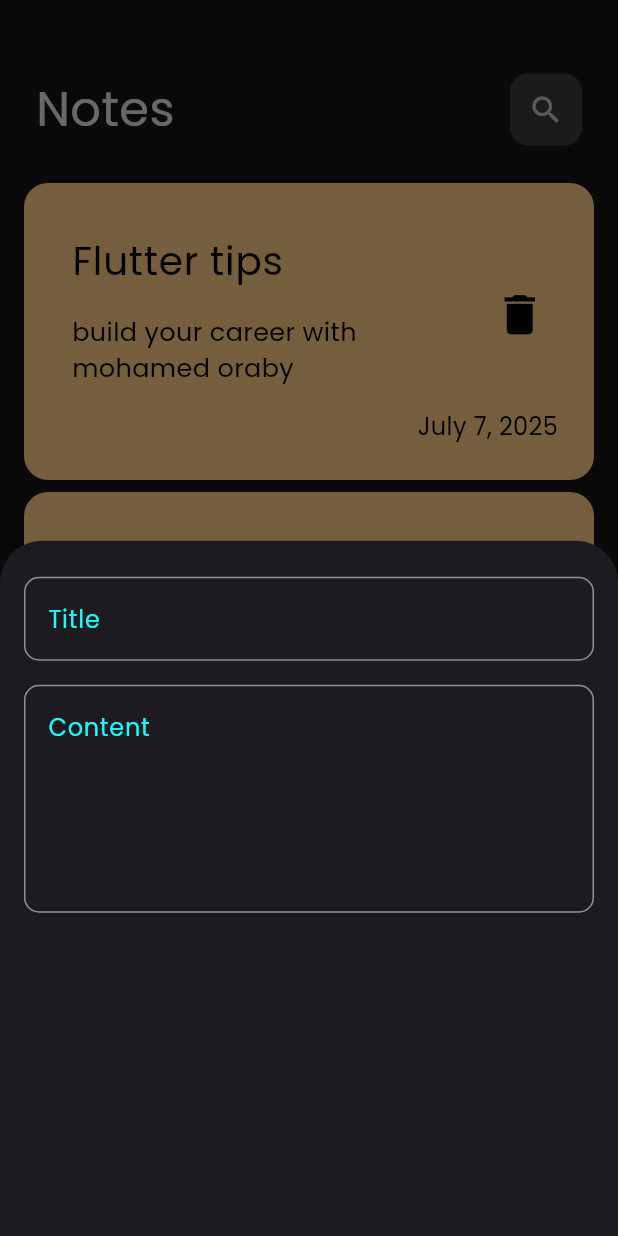
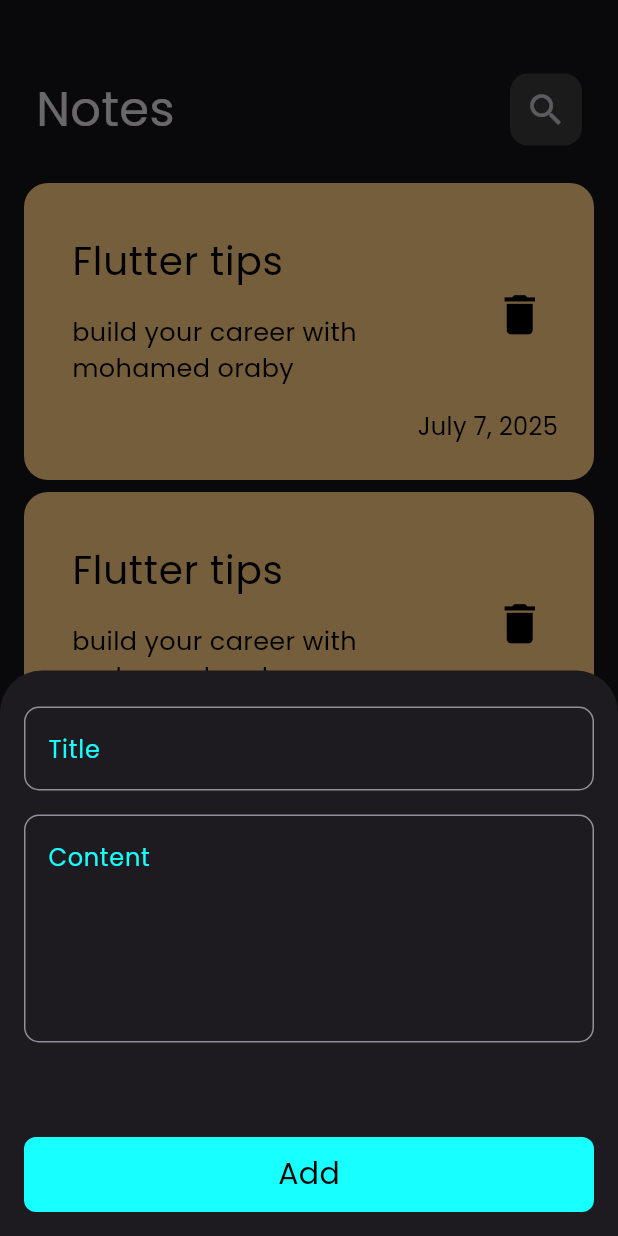
Before and after one commit to mohamed-oraby10/notes_app, a Flutter app: the screen it shows after launch, after a tap on the "add" icon, on a phone screen of 412 x 824 dp. Run offline on Flutter 3.47's test engine with Material 3 defaults, Android fonts, the phone set to English and light mode, and no system bars.

Commit message:
add note button

```diff
--- /dev/null
+++ b/lib/constants.dart
@@ -0,0 +1,3 @@
+import 'package:flutter/material.dart';
+
+const kMainColor = Colors.cyanAccent;
--- a/lib/views/notes_view.dart
+++ b/lib/views/notes_view.dart
@@ -1,4 +1,5 @@
 import 'package:flutter/material.dart';
+import 'package:notes_app/constants.dart';
 import 'package:notes_app/widgets/add_note_sheet.dart';
 import 'package:notes_app/widgets/notes_app_body.dart';
 
@@ -18,7 +19,7 @@ class NotesView extends StatelessWidget {
             },
           );
         },
-        backgroundColor: Colors.cyanAccent,
+        backgroundColor: kMainColor,
         shape: RoundedRectangleBorder(borderRadius: BorderRadius.circular(30)),
         child: Icon(Icons.add, color: Colors.black),
       ),
--- a/lib/widgets/add_note_sheet.dart
+++ b/lib/widgets/add_note_sheet.dart
@@ -1,5 +1,6 @@
 import 'package:flutter/material.dart';
 import 'package:notes_app/widgets/add_text_field.dart';
+import 'package:notes_app/widgets/sheet_button.dart';
 
 class AddNoteSheet extends StatelessWidget {
   const AddNoteSheet({super.key});
@@ -8,11 +9,15 @@ class AddNoteSheet extends StatelessWidget {
   Widget build(BuildContext context) {
     return Container(
       padding: EdgeInsets.all(16),
-      child: Column(
-        children: [
-          AddTextField(hint: "Title",),
-          AddTextField(hint: "Content",maxLines:5 ,)
-        ],
+      child: SingleChildScrollView(
+        child: Column(
+          children: [
+            AddTextField(hint: "Title"),
+            AddTextField(hint: "Content", maxLines: 5),
+            SizedBox(height: 55),
+            SheetButton(),
+          ],
+        ),
       ),
     );
   }
--- a/lib/widgets/add_text_field.dart
+++ b/lib/widgets/add_text_field.dart
@@ -1,4 +1,5 @@
 import 'package:flutter/material.dart';
+import 'package:notes_app/constants.dart';
 
 class AddTextField extends StatelessWidget {
   const AddTextField({super.key, required this.hint, this.maxLines = 1});
@@ -13,7 +14,7 @@ class AddTextField extends StatelessWidget {
         maxLines: maxLines,
         decoration: InputDecoration(
           hintText: hint,
-          hintStyle: TextStyle(color: Colors.cyanAccent),
+          hintStyle: TextStyle(color: kMainColor),
           border: OutlineInputBorder(borderRadius: BorderRadius.circular(10)),
         ),
       ),
--- a/lib/widgets/custom_app_bar.dart
+++ b/lib/widgets/custom_app_bar.dart
@@ -9,18 +9,18 @@ class CustomAppBar extends StatelessWidget {
       padding: const EdgeInsets.all(8.0),
       child: Row(
         children: [
-          Text("Notes",style: TextStyle(
-            fontSize: 32
-          ),
-          ),
+          Text("Notes", style: TextStyle(fontSize: 32)),
           Spacer(),
           Container(
             decoration: BoxDecoration(
               color: Color(0xff3C3B3D),
-              borderRadius: BorderRadius.circular(12)
+              borderRadius: BorderRadius.circular(12),
             ),
-            child: IconButton(onPressed: (){}, icon: Icon(Icons.search)),
-          )
+            child: IconButton(
+              onPressed: () {},
+              icon: Icon(Icons.search, size: 28),
+            ),
+          ),
         ],
       ),
     );
--- /dev/null
+++ b/lib/widgets/sheet_button.dart
@@ -0,0 +1,26 @@
+import 'package:flutter/material.dart';
+import 'package:notes_app/constants.dart';
+
+class SheetButton extends StatelessWidget {
+  const SheetButton({super.key});
+
+  @override
+  Widget build(BuildContext context) {
+    return GestureDetector(
+      onTap: (){},
+      child: Container(
+        height: 50,
+        width: double.infinity,
+        decoration:BoxDecoration(
+          color: kMainColor,
+          borderRadius: BorderRadius.circular(8),
+        ) ,
+        child: Center(
+          child: Text("Add",style: TextStyle(fontSize: 20,
+            color: Colors.black
+          ),),
+        )
+      ),
+    );
+  }
+}
```
